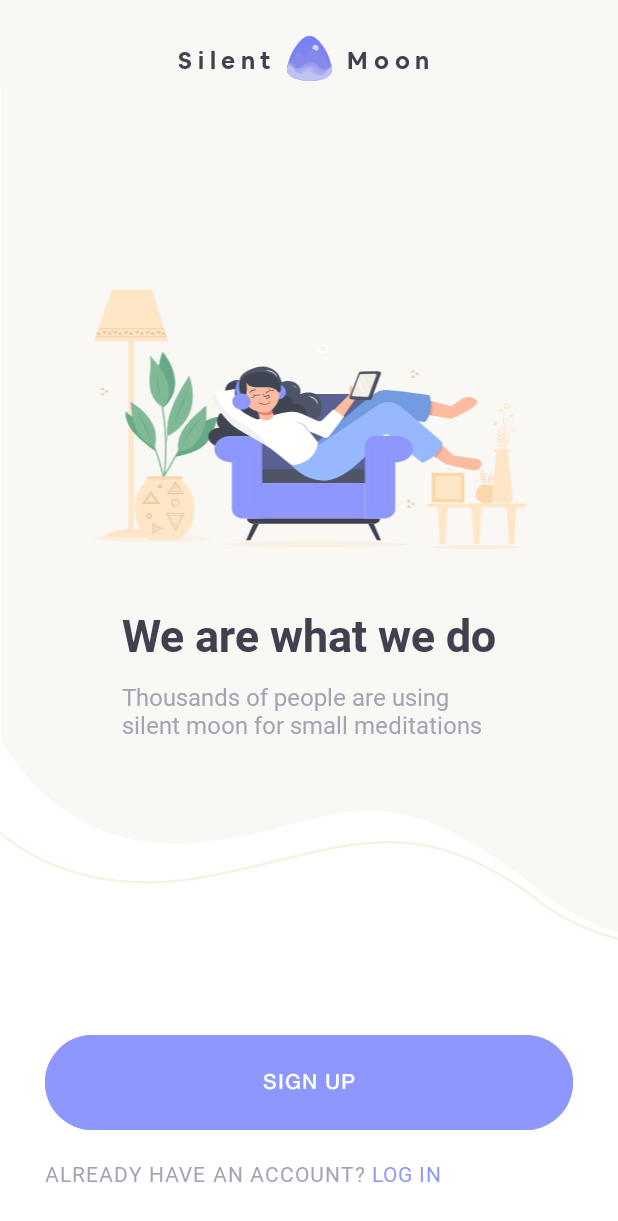
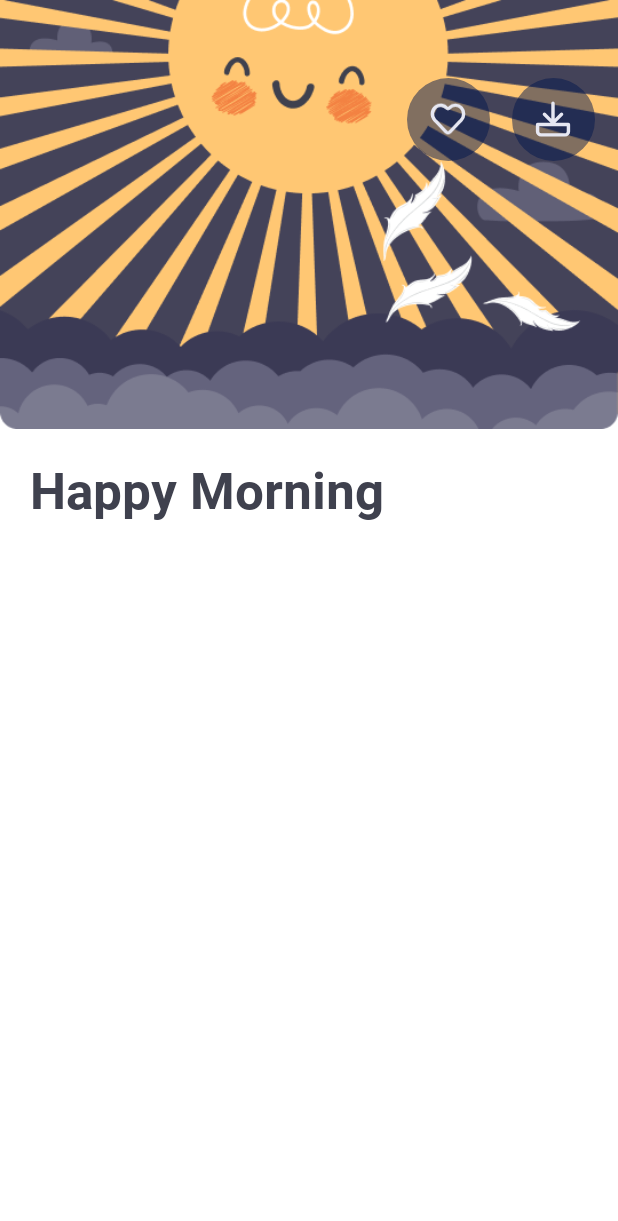
Before and after one commit to Suslanium/SilentMoon, an Android app: the MainActivity screen opened directly, with no data from a screen before it, on a phone screen of 412 x 824 dp. Shown: the top 1221 px of the screen. Run offline under Robolectric (Android 15) with nearby library versions, the phone set to English and light mode, and no system bars.

Commit message:
Course details pt.1

```diff
--- /dev/null
+++ b/app/src/main/java/com/suslanium/silentmoon/CourseDetailsFragment.kt
@@ -0,0 +1,19 @@
+package com.suslanium.silentmoon
+
+import android.os.Bundle
+import androidx.fragment.app.Fragment
+import android.view.LayoutInflater
+import android.view.View
+import android.view.ViewGroup
+
+class CourseDetailsFragment : Fragment() {
+
+
+    override fun onCreateView(
+        inflater: LayoutInflater, container: ViewGroup?,
+        savedInstanceState: Bundle?
+    ): View? {
+        // Inflate the layout for this fragment
+        return inflater.inflate(R.layout.fragment_course_details, container, false)
+    }
+}
--- a/app/src/main/java/com/suslanium/silentmoon/MainActivity.kt
+++ b/app/src/main/java/com/suslanium/silentmoon/MainActivity.kt
@@ -4,6 +4,7 @@ import android.os.Bundle
 import androidx.activity.enableEdgeToEdge
 import androidx.appcompat.app.AppCompatActivity
 import androidx.core.view.WindowCompat
+import com.suslanium.silentmoon.utils.navigateToFragment
 
 class MainActivity : AppCompatActivity() {
     override fun onCreate(savedInstanceState: Bundle?) {
@@ -11,5 +12,6 @@ class MainActivity : AppCompatActivity() {
         super.onCreate(savedInstanceState)
         setContentView(R.layout.activity_main)
         WindowCompat.getInsetsController(window, window.decorView.rootView).isAppearanceLightStatusBars = true
+        supportFragmentManager.navigateToFragment(CourseDetailsFragment::class.java)
     }
 }
--- /dev/null
+++ b/app/src/main/res/drawable/download_icon.xml
@@ -0,0 +1,13 @@
+<vector xmlns:android="http://schemas.android.com/apk/res/android"
+    android:width="21dp"
+    android:height="21dp"
+    android:viewportWidth="21"
+    android:viewportHeight="21">
+  <path
+      android:pathData="M15.5,7.75L10.5,12.75L5.5,7.75M10.5,11.55V1.25M1.5,13.75V17.75C1.5,18.85 2.4,19.75 3.5,19.75H17.5C18.03,19.75 18.539,19.539 18.914,19.164C19.289,18.789 19.5,18.28 19.5,17.75V13.75H1.5Z"
+      android:strokeLineJoin="round"
+      android:strokeWidth="2"
+      android:fillColor="#00000000"
+      android:strokeColor="#E6E7F2"
+      android:strokeLineCap="round"/>
+</vector>
--- /dev/null
+++ b/app/src/main/res/drawable/heart_icon.xml
@@ -0,0 +1,13 @@
+<vector xmlns:android="http://schemas.android.com/apk/res/android"
+    android:width="21dp"
+    android:height="19dp"
+    android:viewportWidth="21"
+    android:viewportHeight="19">
+  <path
+      android:pathData="M18.222,2.921C16.344,0.931 13.305,0.931 11.427,2.921L11.279,3.079C10.851,3.532 10.152,3.532 9.715,3.079C8.082,1.338 5.462,0.894 3.532,2.264C0.929,4.125 0.676,7.893 2.781,10.125L3.707,11.106L9.314,17.051C9.969,17.745 11.026,17.745 11.681,17.051L17.288,11.106L18.213,10.125C20.1,8.134 20.1,4.912 18.222,2.921Z"
+      android:strokeLineJoin="round"
+      android:strokeWidth="2"
+      android:fillColor="#00000000"
+      android:strokeColor="#E6E7F2"
+      android:strokeLineCap="round"/>
+</vector>
--- /dev/null
+++ b/app/src/main/res/layout/fragment_course_details.xml
@@ -0,0 +1,101 @@
+<?xml version="1.0" encoding="utf-8"?>
+<androidx.coordinatorlayout.widget.CoordinatorLayout xmlns:android="http://schemas.android.com/apk/res/android"
+    xmlns:tools="http://schemas.android.com/tools"
+    xmlns:app="http://schemas.android.com/apk/res-auto"
+    android:background="@color/white"
+
+    android:layout_width="match_parent"
+    android:layout_height="match_parent">
+
+    <com.google.android.material.appbar.AppBarLayout
+        android:id="@+id/appbar"
+
+        android:layout_height="wrap_content"
+        android:layout_width="match_parent">
+
+        <com.google.android.material.appbar.CollapsingToolbarLayout
+            android:layout_width="match_parent"
+            android:layout_height="match_parent"
+            android:background="@color/white"
+            app:toolbarId="@+id/toolbar"
+            app:layout_scrollFlags="scroll|enterAlways|enterAlwaysCollapsed|snap"
+            app:layout_scrollInterpolator="@android:anim/decelerate_interpolator">
+
+            <ImageView
+                android:id="@+id/app_bar_image"
+                android:layout_width="match_parent"
+                android:layout_height="match_parent"
+                android:adjustViewBounds="true"
+                android:src="@drawable/course_details_bg"
+                android:importantForAccessibility="no" />
+
+            <androidx.appcompat.widget.Toolbar
+                android:id="@+id/toolbar"
+                android:layout_height="0dp"
+                android:layout_width="match_parent"/>
+        </com.google.android.material.appbar.CollapsingToolbarLayout>
+    </com.google.android.material.appbar.AppBarLayout>
+
+    <androidx.core.widget.NestedScrollView
+        android:layout_width="match_parent"
+        android:layout_height="match_parent"
+        app:layout_behavior="com.google.android.material.appbar.AppBarLayout$ScrollingViewBehavior">
+        <androidx.constraintlayout.widget.ConstraintLayout
+            android:layout_width="match_parent"
+            android:layout_height="wrap_content"
+            app:layout_scrollFlags="scroll|snap|enterAlways">
+
+            <TextView
+                android:id="@+id/textView4"
+                android:layout_width="wrap_content"
+                android:layout_height="wrap_content"
+                android:layout_marginStart="@dimen/margin_small"
+                android:layout_marginTop="17dp"
+                android:fontFamily="@font/roboto_bold"
+                android:text="@string/happy_morning"
+                android:textColor="@color/primary_text"
+                android:textSize="34sp"
+                app:layout_constraintStart_toStartOf="parent"
+                app:layout_constraintTop_toTopOf="parent" />
+        </androidx.constraintlayout.widget.ConstraintLayout>
+
+    </androidx.core.widget.NestedScrollView>
+
+    <com.google.android.material.floatingactionbutton.FloatingActionButton
+        android:id="@+id/fav_fab"
+        android:layout_width="wrap_content"
+        android:layout_height="wrap_content"
+        android:clickable="true"
+        android:focusable="true"
+        android:layout_marginEnd="85dp"
+        android:layout_marginTop="52dp"
+        android:importantForAccessibility="no"
+        android:src="@drawable/heart_icon"
+        app:tint="@null"
+        app:backgroundTint="@color/course_details_fab_bg"
+        app:elevation="0dp"
+        app:fabCustomSize="55dp"
+        app:layout_anchor="@id/appbar"
+        app:layout_anchorGravity="top|right|end"
+        app:shapeAppearanceOverlay="@style/fab_shape"/>
+
+    <com.google.android.material.floatingactionbutton.FloatingActionButton
+        android:id="@+id/download_fab"
+        android:layout_width="wrap_content"
+        android:layout_height="wrap_content"
+        android:clickable="true"
+        android:focusable="true"
+        android:layout_marginEnd="15dp"
+        android:layout_marginTop="52dp"
+        android:importantForAccessibility="no"
+        android:src="@drawable/download_icon"
+        app:tint="@null"
+        app:backgroundTint="@color/course_details_fab_bg"
+        app:elevation="0dp"
+        app:fabCustomSize="55dp"
+        app:layout_anchor="@id/appbar"
+        app:layout_anchorGravity="top|right|end"
+        app:shapeAppearanceOverlay="@style/fab_shape"/>
+
+
+</androidx.coordinatorlayout.widget.CoordinatorLayout>
--- a/app/src/main/res/values/colors.xml
+++ b/app/src/main/res/values/colors.xml
@@ -28,4 +28,6 @@
     <color name="bottom_bar_inactive_color">#A0A3B1</color>
     <color name="relaxation_color">#FFC97E</color>
     <color name="daily_thought_bg">#333242</color>
+    <color name="course_details_fab_bg">#7F03174C</color>
+    <color name="course_details_fab_icon">#E6E7F2</color>
 </resources>
--- a/app/src/main/res/values/strings.xml
+++ b/app/src/main/res/values/strings.xml
@@ -68,4 +68,5 @@ to Silent Moon?</string>
     <string name="recommended_for_you">Recommended for you</string>
     <string name="focus">Focus</string>
     <string name="happiness">Happiness</string>
+    <string name="happy_morning">Happy Morning</string>
 </resources>
--- a/app/src/main/res/values/styles.xml
+++ b/app/src/main/res/values/styles.xml
@@ -83,6 +83,11 @@
         <item name="cornerSize">18dp</item>
     </style>
 
+    <style name="fab_shape" parent="">
+        <item name="cornerFamily">?attr/shapeCornerFamily</item>
+        <item name="cornerSize">100dp</item>
+    </style>
+
     <style name="bottom_bar_indicator" parent="Widget.Material3.BottomNavigationView.ActiveIndicator">
         <item name="android:width">46dp</item>
         <item name="android:height">46dp</item>
```
Also changed, not shown: app/src/main/res/drawable-hdpi/course_details_bg.png (added), app/src/main/res/drawable-xhdpi/course_details_bg.png (added), app/src/main/res/drawable-xxhdpi/course_details_bg.png (added), app/src/main/res/drawable-xxxhdpi/course_details_bg.png (added).
